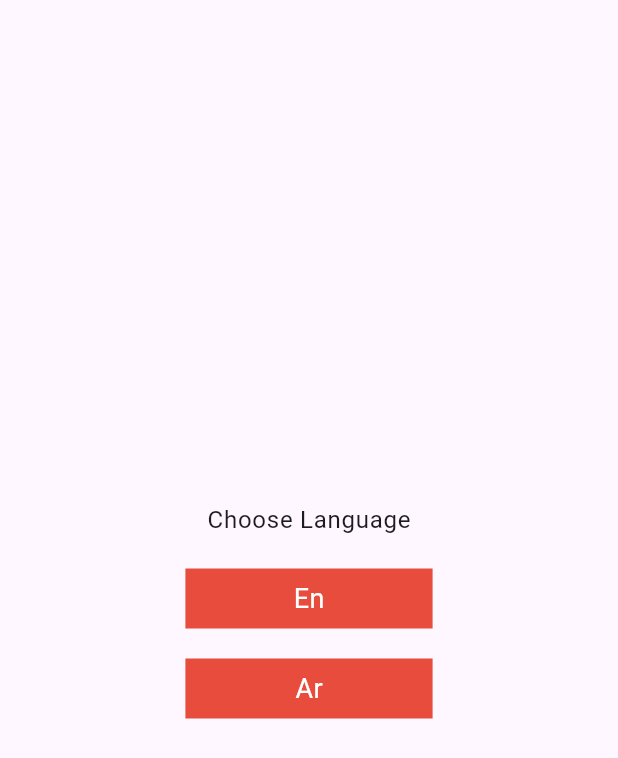
After one commit to am7405782/shoping_app, a Flutter app: the Language screen opened directly, on a phone screen of 412 x 824 dp. The commit adds this screen. Shown: the top 758 px of the screen. Run offline on Flutter 3.47's test engine with Material 3 defaults, Android fonts, the phone set to English and light mode, and no system bars; our stand-ins replace gap, get, shared_preferences; accounts and stored records are empty; project files that could hold a hidden picture were left out.

Commit message:
Refactor language page and extract language body widget
Extracted the language body widget from the language page for better code organization and reusability.

```diff
--- /dev/null
+++ b/lib/view/widgets/language_widgets/language_body.dart
@@ -0,0 +1,35 @@
+import 'package:flutter/material.dart';
+import 'package:gap/gap.dart';
+import 'package:shoping_app/view/widgets/language_widgets/language_Button.dart';
+
+class LanguageBody extends StatelessWidget {
+  const LanguageBody({
+    super.key,
+  });
+
+  @override
+  Widget build(BuildContext context) {
+    return Container(
+      alignment: Alignment.center,
+      child: Column(
+        mainAxisAlignment: MainAxisAlignment.center,
+        crossAxisAlignment: CrossAxisAlignment.center,
+        children: [
+          Text(
+            "Choose Language",
+            style: Theme.of(context).textTheme.bodyLarge,
+          ),
+          const Gap(10),
+          LanguageButton(
+            text: "En",
+            onTap: () {},
+          ),
+          LanguageButton(
+            text: "Ar",
+            onTap: () {},
+          ),
+        ],
+      ),
+    );
+  }
+}
--- /dev/null
+++ b/lib/view/widgets/language_widgets/language_button.dart
@@ -0,0 +1,32 @@
+import 'package:flutter/material.dart';
+import 'package:shoping_app/core/constant/color.dart';
+
+class LanguageButton extends StatelessWidget {
+  const LanguageButton({
+    super.key,
+    required this.text,
+    this.onTap,
+  });
+  final String text;
+  final Function()? onTap;
+
+  @override
+  Widget build(BuildContext context) {
+    return InkWell(
+      onTap: onTap,
+      child: Container(
+        margin: EdgeInsets.symmetric(
+            horizontal: MediaQuery.of(context).size.width * 0.3, vertical: 10),
+        height: 40,
+        width: double.infinity,
+        color: AppColor.primaryColor,
+        child: Center(
+          child: Text(
+            text,
+            style: const TextStyle(fontSize: 18, color: Colors.white),
+          ),
+        ),
+      ),
+    );
+  }
+}
```
Also changed, not shown: lib/view/pages/language.dart (+3 -56 lines).
